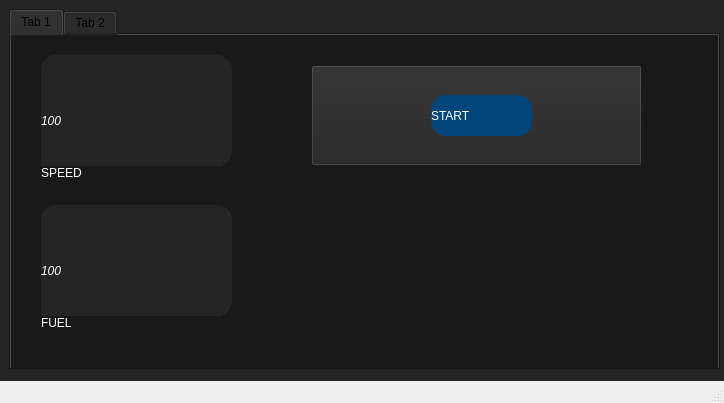
This is Code/LoginWindow/LoginWindow/mainwindow.ui in ajmcint2/Team15CSE360 as Qt 5 draws it before an edit. The edited form follows.
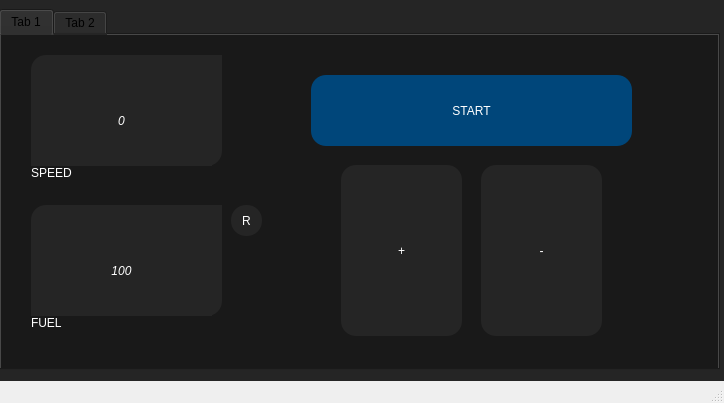
This is the edited form.

```diff
--- a/Code/LoginWindow/LoginWindow/mainwindow.ui
+++ b/Code/LoginWindow/LoginWindow/mainwindow.ui
@@ -20,9 +20,9 @@
    <widget class="QTabWidget" name="Controller">
     <property name="geometry">
      <rect>
-      <x>9</x>
+      <x>-1</x>
       <y>9</y>
-      <width>711</width>
+      <width>721</width>
       <height>361</height>
      </rect>
     </property>
@@ -82,7 +82,7 @@
        </rect>
       </property>
       <property name="styleSheet">
-       <string notr="true">background-color: rgb(25, 25, 25);
+       <string notr="true">background-color: transparent;
 color: rgb(255, 255, 255);
 font: &quot;Avenir&quot;;
 </string>
@@ -101,7 +101,7 @@
        </rect>
       </property>
       <property name="styleSheet">
-       <string notr="true">background-color: rgb(25, 25, 25);
+       <string notr="true">background-color: transparent;
 color: rgb(255, 255, 255);
 font: &quot;Avenir&quot;;
 </string>
@@ -125,7 +125,10 @@
 font-style: italic;</string>
       </property>
       <property name="text">
-       <string>100</string>
+       <string>0</string>
+      </property>
+      <property name="alignment">
+       <set>Qt::AlignCenter</set>
       </property>
      </widget>
      <widget class="QLabel" name="setfuel_label">
@@ -145,14 +148,17 @@
       <property name="text">
        <string>100</string>
       </property>
+      <property name="alignment">
+       <set>Qt::AlignCenter</set>
+      </property>
      </widget>
-     <widget class="QPushButton" name="powerButton">
+     <widget class="QPushButton" name="pushButton">
       <property name="geometry">
        <rect>
-        <x>300</x>
-        <y>30</y>
-        <width>331</width>
-        <height>101</height>
+        <x>310</x>
+        <y>40</y>
+        <width>321</width>
+        <height>71</height>
        </rect>
       </property>
       <property name="styleSheet">
@@ -171,30 +177,119 @@
 }</string>
       </property>
       <property name="text">
-       <string/>
-      </property>
-     </widget>
-     <widget class="QLabel" name="power_label">
-      <property name="geometry">
-       <rect>
-        <x>420</x>
-        <y>60</y>
-        <width>101</width>
-        <height>41</height>
-       </rect>
-      </property>
-      <property name="styleSheet">
-       <string notr="true">background-color: rgb(0, 70, 122);
-color: white;
-font: 25 36pt &quot;Avenir&quot;;
-border-radius: 15px;
-
-</string>
-      </property>
-      <property name="text">
        <string>START</string>
       </property>
      </widget>
+     <widget class="QPushButton" name="accel">
+      <property name="geometry">
+       <rect>
+        <x>340</x>
+        <y>130</y>
+        <width>121</width>
+        <height>171</height>
+       </rect>
+      </property>
+      <property name="styleSheet">
+       <string notr="true">#accel{
+background-color: rgb(37, 37, 37);
+color: white;
+font: 25 36pt &quot;Avenir&quot;;
+border-radius: 15px;
+}
+
+#accel:pressed{
+background-color: rgb(27, 27, 27);
+color: white;
+font: 25 36pt &quot;Avenir&quot;;
+border-radius: 15px;
+}</string>
+      </property>
+      <property name="text">
+       <string>+</string>
+      </property>
+     </widget>
+     <widget class="QPushButton" name="decel">
+      <property name="geometry">
+       <rect>
+        <x>480</x>
+        <y>130</y>
+        <width>121</width>
+        <height>171</height>
+       </rect>
+      </property>
+      <property name="styleSheet">
+       <string notr="true">#decel{
+background-color: rgb(37, 37, 37);
+color: white;
+font: 25 36pt &quot;Avenir&quot;;
+border-radius: 15px;
+}
+
+#decel:pressed{
+background-color: rgb(27, 27, 27);
+color: white;
+font: 25 36pt &quot;Avenir&quot;;
+border-radius: 15px;
+}</string>
+      </property>
+      <property name="text">
+       <string>-</string>
+      </property>
+     </widget>
+     <widget class="QPushButton" name="refillButton">
+      <property name="geometry">
+       <rect>
+        <x>230</x>
+        <y>170</y>
+        <width>31</width>
+        <height>31</height>
+       </rect>
+      </property>
+      <property name="styleSheet">
+       <string notr="true">#refillButton{
+background-color: rgb(37, 37, 37);
+color: white;
+font: 25 15pt &quot;Avenir&quot;;
+border-radius: 15px;
+}
+
+#refillButton:pressed{
+background-color: rgb(27, 27, 27);
+color: white;
+font: 25 15pt &quot;Avenir&quot;;
+border-radius: 15px;
+}</string>
+      </property>
+      <property name="text">
+       <string>R</string>
+      </property>
+     </widget>
+     <widget class="QLabel" name="empty">
+      <property name="geometry">
+       <rect>
+        <x>160</x>
+        <y>20</y>
+        <width>61</width>
+        <height>16</height>
+       </rect>
+      </property>
+      <property name="text">
+       <string/>
+      </property>
+     </widget>
+     <widget class="QLabel" name="empty_2">
+      <property name="geometry">
+       <rect>
+        <x>160</x>
+        <y>170</y>
+        <width>61</width>
+        <height>16</height>
+       </rect>
+      </property>
+      <property name="text">
+       <string/>
+      </property>
+     </widget>
     </widget>
     <widget class="QWidget" name="tab_2">
      <property name="styleSheet">
```
